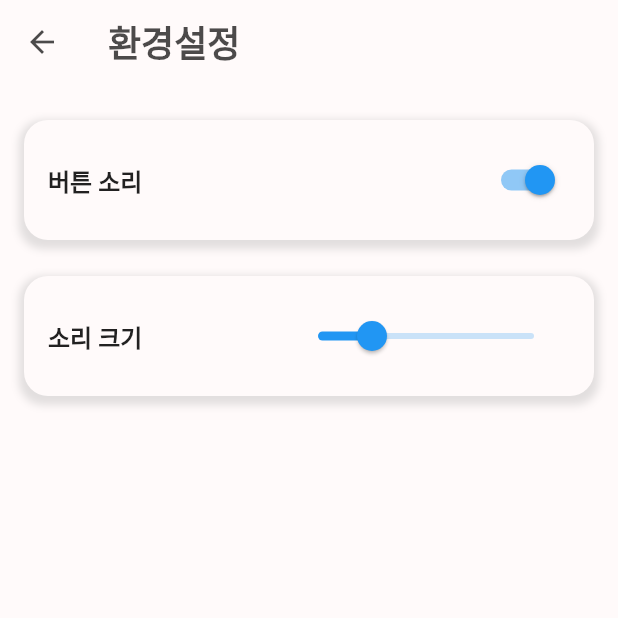
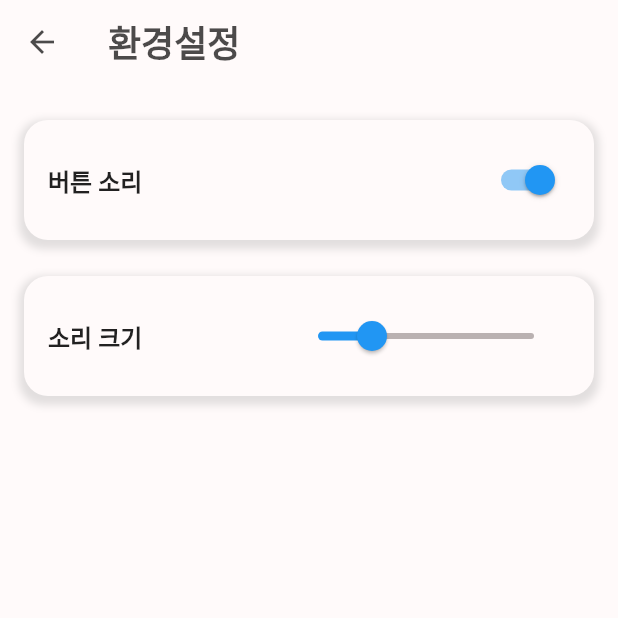
Before and after one commit to yongdo-kim/2023_counter_app, a Flutter app: the SettingPage screen opened directly, on a phone screen of 412 x 824 dp, the top half of it. Run offline on Flutter 3.47's test engine with Material 2 defaults, Android fonts, the phone set to English and light mode, and no system bars; our stand-ins replace animated_flip_counter, bloc, equatable, firebase_analytics, firebase_core, firebase_crashlytics and 8 more; accounts and stored records are empty.

Commit message:
sound diabled

```diff
--- a/lib/counter/presentation/settingPage.dart
+++ b/lib/counter/presentation/settingPage.dart
@@ -100,9 +100,16 @@ class SoundVolume extends StatelessWidget {
                     min: 0,
                     max: 20,
                     value: state.soundVolume,
-                    onChanged: ((value) => context
-                        .read<SettingBloc>()
-                        .add(SettingChangeSoundVolume(volume: value))))
+                    activeColor:
+                        state.isSoundTurnOn ? null : NariColor.primaryGrey,
+                    inactiveColor: NariColor.secondaryGrey,
+                    onChanged: ((value) {
+                      if (state.isSoundTurnOn) {
+                        context
+                            .read<SettingBloc>()
+                            .add(SettingChangeSoundVolume(volume: value));
+                      }
+                    }))
               ],
             ),
           ),
--- a/lib/design/color/nari_color.dart
+++ b/lib/design/color/nari_color.dart
@@ -3,6 +3,7 @@ import 'package:flutter/material.dart';
 class NariColor {
   static const primaryBlack = Color.fromARGB(197, 23, 22, 22);
   static const primaryGrey = Color.fromARGB(197, 88, 84, 84);
+  static const secondaryGrey = Color.fromARGB(197, 166, 155, 155);
   static const primaryWhite = Color.fromARGB(255, 255, 250, 250);
   static final primaryColor = Colors.blue[600];
 }
```
